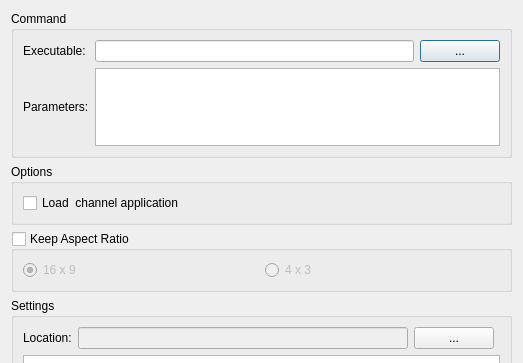
First picture: the form in desktopGUI/forms/qnplrunform.ui, repository TeleMidia/ginga-2010-2015-gui, before the edit; both pictures show x 0 to 523 and y 0 to 363 of the 523 by 563 pixel window.
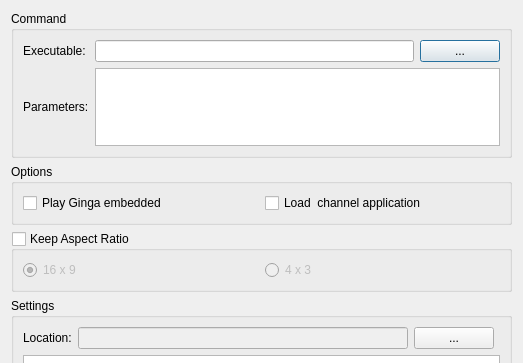
Second picture: the form after the edit.

Commit message: maint: Workaround for running Ginga embedded in        GingaGUI on Linux. Some bugfixes.

```diff
--- a/desktopGUI/forms/qnplrunform.ui
+++ b/desktopGUI/forms/qnplrunform.ui
@@ -97,6 +97,17 @@
       <string>Options</string>
      </property>
      <layout class="QHBoxLayout" name="horizontalLayout">
+      <item>
+       <layout class="QHBoxLayout" name="horizontalLayout_3">
+        <item>
+         <widget class="QCheckBox" name="embeddedButton">
+          <property name="text">
+           <string>Play Ginga embedded</string>
+          </property>
+         </widget>
+        </item>
+       </layout>
+      </item>
       <item>
        <layout class="QVBoxLayout" name="verticalLayout_2">
         <item>
```
Left out of the diff: 4 changed lines with no effect on the pictures. The commit also changes 9 other files.
